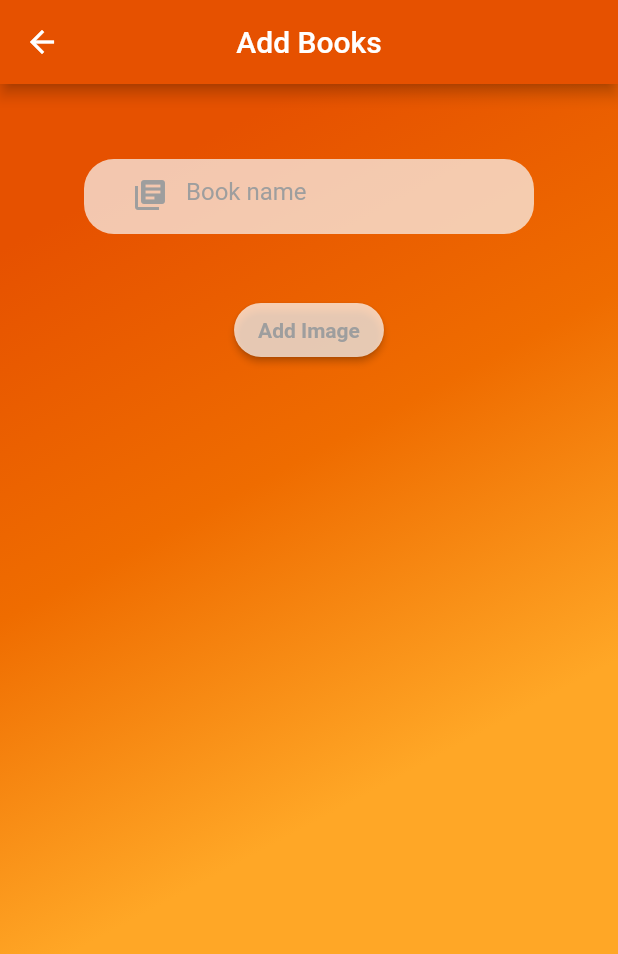
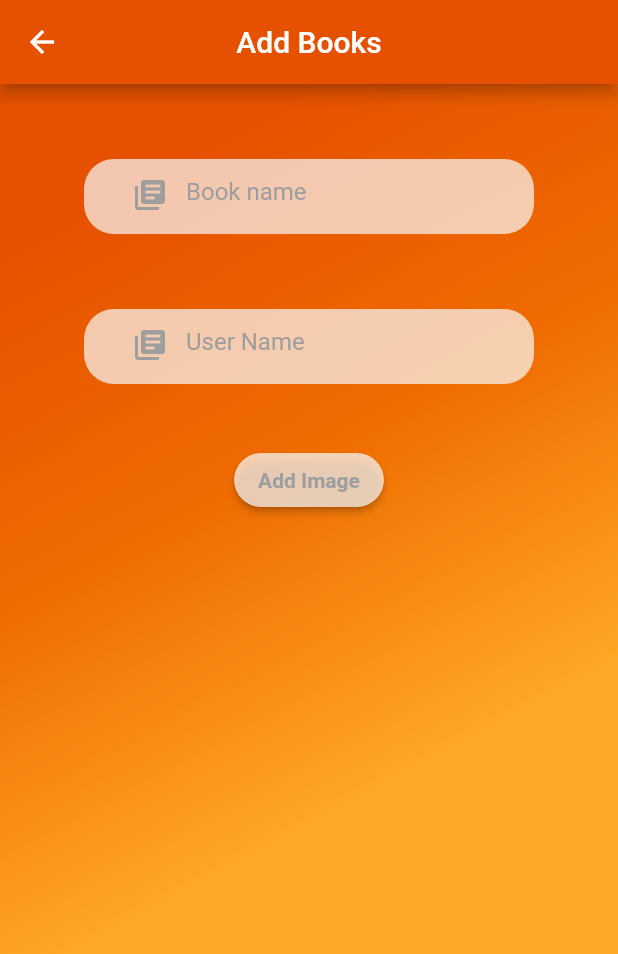
Before and after one commit to vanshbhasin157/book_dart, a Flutter app: the Book screen opened directly, after a tap on "Add Image", on a phone screen of 412 x 824 dp. Shown: the top 954 px of the screen. Run offline on Flutter 3.47's test engine with Material 2 defaults, Android fonts, the phone set to English and light mode, and no system bars; our stand-ins replace image_picker, simple_animations.

Commit message:
added user to book

```diff
--- a/lib/addBook.dart
+++ b/lib/addBook.dart
@@ -12,6 +12,7 @@ class Book extends StatefulWidget {
 class _BookState extends State<Book> {
   File imageFile;
   TextEditingController nameController = new TextEditingController();
+	TextEditingController authorController = new TextEditingController();
 
   @override
   Widget build(BuildContext context) {
@@ -59,6 +60,29 @@ class _BookState extends State<Book> {
                   ),
                 ),
               ),
+              Padding(padding: EdgeInsets.only(top:50.0)),
+               Container(
+                padding: EdgeInsets.only(left: 20.0),
+                  height: 50.0,
+                  width: 300.0,
+                  decoration: BoxDecoration(
+                    borderRadius: BorderRadius.circular(20.0),
+                    color:Color(0xFFF9F9F9).withOpacity(0.7) ,
+                  ),
+                child: TextField(
+                  keyboardType: TextInputType.text,
+                  textCapitalization: TextCapitalization.none,
+                  autocorrect: false,
+                  textInputAction: TextInputAction.done,
+                  controller: authorController,
+                  decoration: InputDecoration(
+                    prefixIcon: Icon(Icons.library_books,color: Colors.grey,),
+                    hintText: 'User Name',
+                    hintStyle: TextStyle(color: Colors.grey),
+                    border: InputBorder.none
+                  ),
+                ),
+              ),
               new Padding(padding: EdgeInsets.only(top:20.0, bottom: 20.0)),
                RaisedButton(
         onPressed: () async {
@@ -95,7 +119,8 @@ fetchResults(BuildContext context) async{
     var bytes = imageFile.readAsBytesSync();
     Map data = {
       'name' : nameController.text,
-      'image': base64.encode(bytes)
+      'image': base64.encode(bytes),
+    	'author' : authorController.text
     };
      await http.post(url,headers: {"Content-Type": "application/x-www-form-urlencoded"},body: json.encode(data)
     );
```
